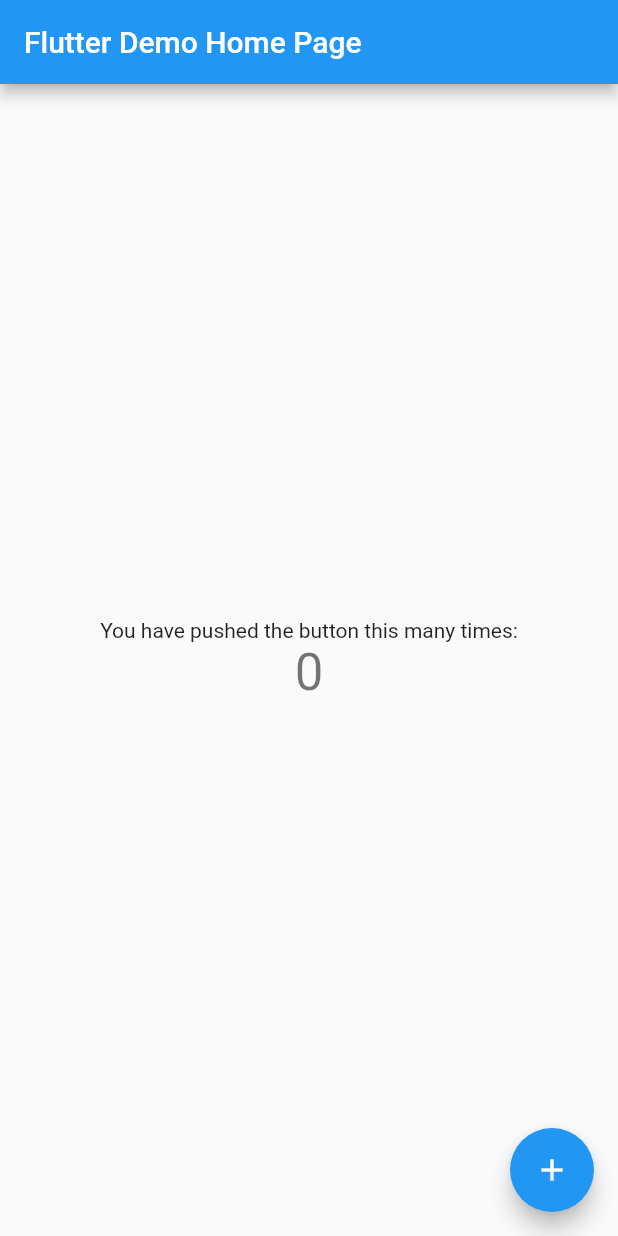
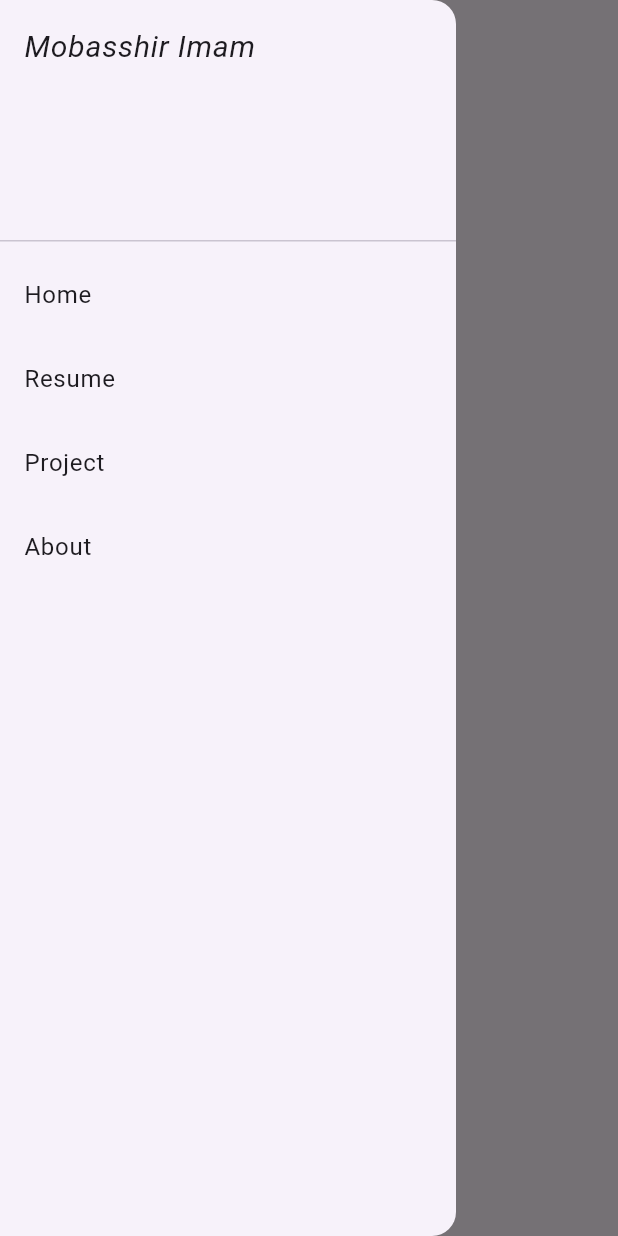
Before and after one commit to imobasshir/portfolio, a Flutter app: the screen it shows after launch, with the side drawer open (before the commit the screen has no drawer), on a phone screen of 412 x 824 dp. Run offline on Flutter 3.47's test engine with Material 2 defaults, Android fonts, the phone set to English and light mode, and no system bars.

Commit message:
ui created for home screen

```diff
--- a/lib/main.dart
+++ b/lib/main.dart
@@ -1,4 +1,8 @@
 import 'package:flutter/material.dart';
+import 'package:portfolio/router.dart';
+import 'package:portfolio/screens/home/home_screen_mobile.dart';
+import 'package:portfolio/screens/home/home_screen_web.dart';
+import 'package:portfolio/utils/responsive_layout.dart';
 
 void main() {
   runApp(const MyApp());
@@ -7,62 +11,18 @@
 class MyApp extends StatelessWidget {
   const MyApp({Key? key}) : super(key: key);
 
-  // This widget is the root of your application.
   @override
   Widget build(BuildContext context) {
     return MaterialApp(
-      title: 'Flutter Demo',
+      title: 'Mobasshir',
       theme: ThemeData(
-        primarySwatch: Colors.blue,
+        useMaterial3: true,
+        backgroundColor: Colors.white,
       ),
-      home: const MyHomePage(title: 'Flutter Demo Home Page'),
-    );
-  }
-}
-
-class MyHomePage extends StatefulWidget {
-  const MyHomePage({Key? key, required this.title}) : super(key: key);
-
-  final String title;
-
-  @override
-  State<MyHomePage> createState() => _MyHomePageState();
-}
-
-class _MyHomePageState extends State<MyHomePage> {
-  int _counter = 0;
-
-  void _incrementCounter() {
-    setState(() {
-      _counter++;
-    });
-  }
-
-  @override
-  Widget build(BuildContext context) {
-    return Scaffold(
-      appBar: AppBar(
-
-        title: Text(widget.title),
-      ),
-      body: Center(
-        child: Column(
-          mainAxisAlignment: MainAxisAlignment.center,
-          children: <Widget>[
-            const Text(
-              'You have pushed the button this many times:',
-            ),
-            Text(
-              '$_counter',
-              style: Theme.of(context).textTheme.headline4,
-            ),
-          ],
-        ),
-      ),
-      floatingActionButton: FloatingActionButton(
-        onPressed: _incrementCounter,
-        tooltip: 'Increment',
-        child: const Icon(Icons.add),
+      onGenerateRoute: (settings) => generateRoute(settings),
+      home: const ResponsiveLayout(
+        mobileScreenLayout: HomeScreenMobile(),
+        webScreenLayout: HomeScreenWeb(),
       ),
     );
   }
--- /dev/null
+++ b/lib/screens/home/home_screen_mobile.dart
@@ -0,0 +1,62 @@
+import 'package:flutter/material.dart';
+
+class HomeScreenMobile extends StatefulWidget {
+  static const String routeName = '/homemobile';
+  const HomeScreenMobile({Key? key}) : super(key: key);
+
+  @override
+  State<HomeScreenMobile> createState() => _HomeScreenMobileState();
+}
+
+class _HomeScreenMobileState extends State<HomeScreenMobile> {
+  @override
+  Widget build(BuildContext context) {
+    return Scaffold(
+      appBar: AppBar(
+        elevation: 0.0,
+      ),
+      drawer: Drawer(
+        child: ListView(
+          children: [
+            const DrawerHeader(
+              child: Text(
+                'Mobasshir Imam',
+                style: TextStyle(
+                  fontStyle: FontStyle.italic,
+                  fontSize: 20.0,
+                ),
+              ),
+            ),
+            ListTile(
+              title: const Text(
+                'Home',
+              ),
+              onTap: () {},
+            ),
+            ListTile(
+              title: const Text(
+                'Resume',
+              ),
+              onTap: () {},
+            ),
+            ListTile(
+              title: const Text(
+                'Project',
+              ),
+              onTap: () {},
+            ),
+            ListTile(
+              title: const Text(
+                'About',
+              ),
+              onTap: () {},
+            ),
+          ],
+        ),
+      ),
+      body: const Center(
+        child: Text('Home Screen'),
+      ),
+    );
+  }
+}
--- /dev/null
+++ b/lib/utils/responsive_layout.dart
@@ -0,0 +1,23 @@
+import 'package:flutter/material.dart';
+
+class ResponsiveLayout extends StatelessWidget {
+  final Widget mobileScreenLayout;
+  final Widget webScreenLayout;
+  const ResponsiveLayout(
+      {Key? key,
+      required this.mobileScreenLayout,
+      required this.webScreenLayout})
+      : super(key: key);
+
+  @override
+  Widget build(BuildContext context) {
+    return LayoutBuilder(builder: (context, constraints) {
+      if (constraints.maxWidth > 938) {
+        // WEB SCREEN
+        return webScreenLayout;
+      }
+      // MOBILE SCREEN
+      return mobileScreenLayout;
+    });
+  }
+}
```
Also changed, not shown: lib/router.dart (added, +27 -0 lines), lib/screens/home/home_screen_web.dart (added, +26 -0 lines), lib/screens/home/topbar.dart (added, +74 -0 lines), lib/widgets/custom_button.dart (added, +24 -0 lines), 1 other file.
